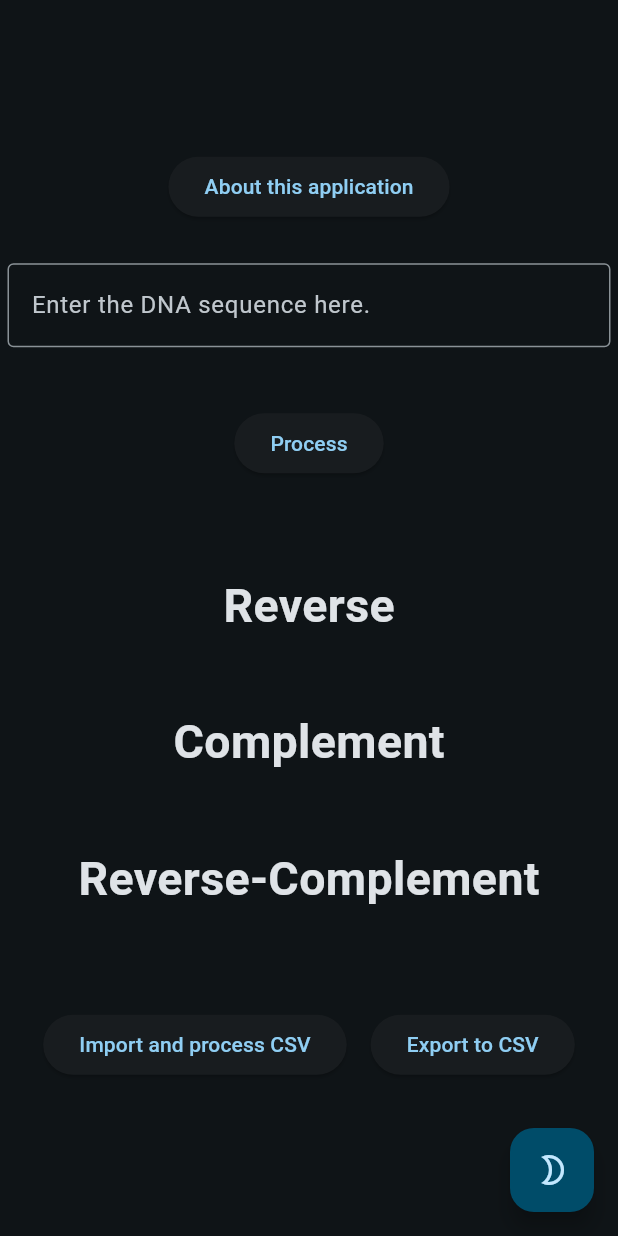
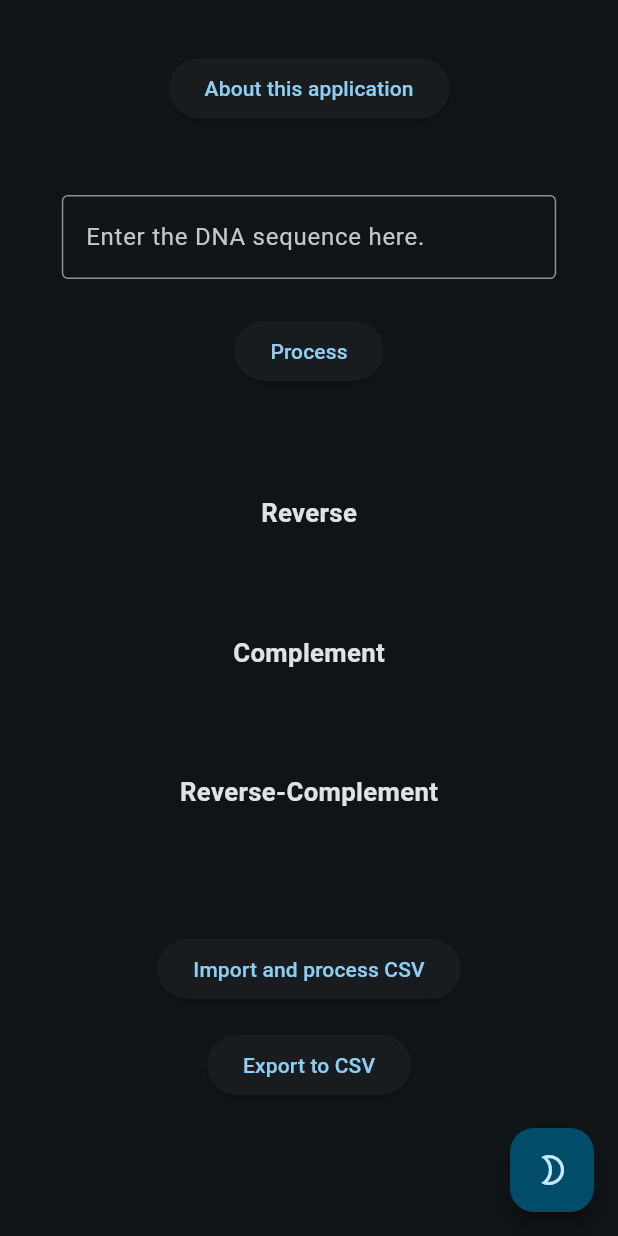
Before and after one commit to Hacker-Anirudh/strand_reverser, a Flutter app: the screen it shows after launch, on a phone screen of 412 x 824 dp. Run offline on Flutter 3.47's test engine with Material 3 defaults, Android fonts, the phone set to English and light mode, and no system bars; our stand-ins replace csv, file_picker; missing offline and left inert: file_selector.

Commit message:
Enhance UI responsiveness (still not perfect)!

```diff
--- a/lib/main.dart
+++ b/lib/main.dart
@@ -59,7 +59,8 @@ class HomePageState extends State<HomePage> {
       ),
       home: Scaffold(
         floatingActionButton: changemode(),
-        body: Center(
+        body: SingleChildScrollView(
+          child: Center(
             child: Column(
               mainAxisAlignment: MainAxisAlignment.center,
               children: [
@@ -75,15 +76,32 @@ class HomePageState extends State<HomePage> {
                 seq(reversedSequence),
                 Padding(
                   padding: const EdgeInsets.all(17.0),
-                child: Row(
+                  child: LayoutBuilder(
+                    builder: (context, constraints) {
+                      if (constraints.maxWidth < 600) {
+                        return Column(
                           mainAxisAlignment: MainAxisAlignment.center,
                           children: [
                             button2(context),
+                            const SizedBox(height: 8),
                             button3(context),
                           ],
+                        );
+                      } else {
+                        return Row(
+                          mainAxisAlignment: MainAxisAlignment.center,
+                          children: [
+                            button2(context),
+                            const SizedBox(width: 8),
+                            button3(context),
+                          ],
+                        );
+                      }
+                    },
                   ),
                 )
               ],
+            ),
           ),
         ),
       ),
@@ -111,12 +129,14 @@ class HomePageState extends State<HomePage> {
 
   Padding textField1() {
     return Padding(
-      padding: const EdgeInsets.all(5.0),
-      child: SizedBox(
-        width: 420,
-        height: 69,
+      padding: const EdgeInsets.all(12.0),
+      child: ConstrainedBox(
+        constraints: BoxConstraints(
+          maxWidth: MediaQuery.of(context).size.width * 0.8,
+        ),
         child: TextField(
           controller: textController,
+          onSubmitted: (_) => processInput(),
           decoration: const InputDecoration(
             border: OutlineInputBorder(),
             labelText: 'Enter the DNA sequence here.',
@@ -126,11 +146,7 @@ class HomePageState extends State<HomePage> {
     );
   }
 
-  Padding button1(BuildContext context) {
-    return Padding(
-      padding: const EdgeInsets.all(22.0),
-      child: ElevatedButton(
-        onPressed: () {
+  void processInput() {
     String input = textController.text.toUpperCase();
     if (input.contains(RegExp(r'[^ATGC]'))) {
       Shared.showErrorDialog(context,
@@ -139,7 +155,13 @@ class HomePageState extends State<HomePage> {
       setstate(input);
     }
     textController.clear();
-        },
+  }
+
+  Padding button1(BuildContext context) {
+    return Padding(
+      padding: const EdgeInsets.all(12.0),
+      child: ElevatedButton(
+        onPressed: processInput,
         child: const Text('Process'),
       ),
     );
@@ -147,13 +169,13 @@ class HomePageState extends State<HomePage> {
 
   Padding button5(BuildContext context) {
     return Padding(
-      padding: const EdgeInsets.all(22.0),
+      padding: const EdgeInsets.all(35.0),
       child: ElevatedButton(
           onPressed: () {
             showAboutDialog(
               context: context,
               applicationName: 'DNA Strand Reverser',
-              applicationVersion: '1.0.1',
+              applicationVersion: '1.1',
               applicationLegalese: 'GNU GPL v3 License',
               applicationIcon: Image.asset('assets/strand_reverser64.png'),
             );
@@ -162,22 +184,23 @@ class HomePageState extends State<HomePage> {
     );
   }
 
-  Padding title(String title) {
+  Widget title(String text, {EdgeInsets? padding}) {
     return Padding(
-      padding: const EdgeInsets.all(7),
+      padding: padding ?? const EdgeInsets.all(8.0),
       child: Text(
-        title,
-        style: const TextStyle(
-          fontWeight: FontWeight.bold,
-          fontSize: 31,
-        ),
+        text,
+        style: TextStyle(
+            fontSize: (MediaQuery.of(context).size.width +
+                    MediaQuery.of(context).size.height) /
+                72,
+            fontWeight: FontWeight.bold),
       ),
     );
   }
 
   Padding button3(BuildContext context) {
     return Padding(
-      padding: const EdgeInsets.all(8.0),
+      padding: const EdgeInsets.all(4.0),
       child: ElevatedButton(
         onPressed: () async {
           await exportLogic(context, sequence, reverseSequence,
@@ -190,21 +213,23 @@ class HomePageState extends State<HomePage> {
 
   Padding button2(BuildContext context) {
     return Padding(
-      padding: const EdgeInsets.all(8.0),
+      padding: const EdgeInsets.all(4.0),
       child: ElevatedButton(
           onPressed: () => Importlogic.importLogic(context),
           child: const Text('Import and process CSV')),
     );
   }
 
-  Padding seq(String text) {
+  Padding seq(String text, {EdgeInsets? padding}) {
     return Padding(
-      padding: const EdgeInsets.all(7),
+      padding: padding ?? const EdgeInsets.all(12.0),
       child: Text(
         text,
-        style: const TextStyle(
+        style: TextStyle(
           fontStyle: FontStyle.italic,
-          fontSize: 13,
+          fontSize: (MediaQuery.of(context).size.width +
+                  MediaQuery.of(context).size.height) /
+              65,
         ),
       ),
     );
--- a/pubspec.yaml
+++ b/pubspec.yaml
@@ -16,7 +16,7 @@ publish_to: 'none' # Remove this line if you wish to publish to pub.dev
 # https://developer.apple.com/library/archive/documentation/General/Reference/InfoPlistKeyReference/Articles/CoreFoundationKeys.html
 # In Windows, build-name is used as the major, minor, and patch parts
 # of the product and file versions while build-number is used as the build suffix.
-version: 1.0.0
+version: 1.1.0+1
 
 environment:
   sdk: '>=3.3.4 <4.0.0'
```
Lines whose indentation alone changed are shown as unchanged.
